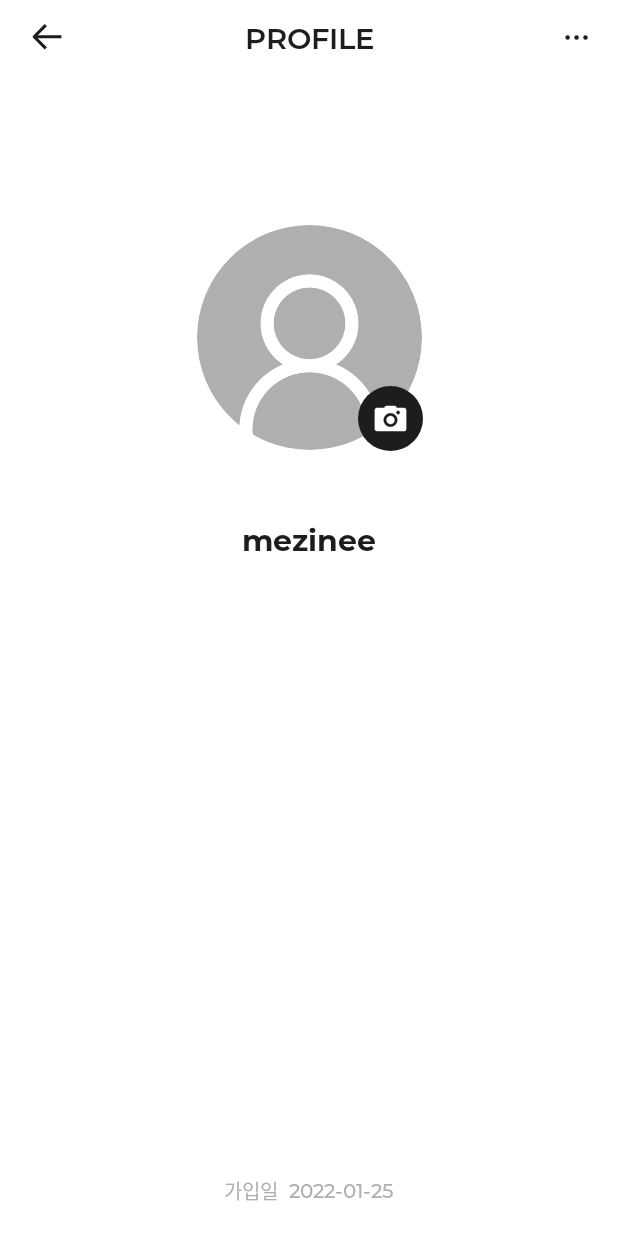
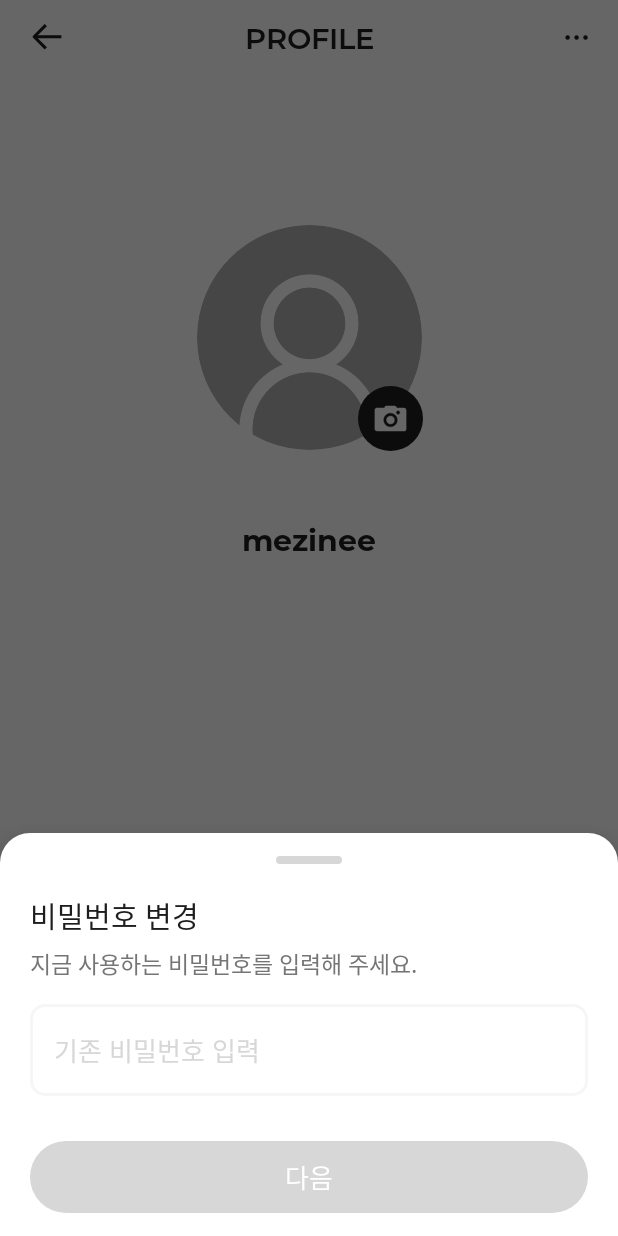
Before and after one commit to Forkie-Player/Forkie-Player-Android, an Android app: the fragment FragmentProfileMenuBottomSheet placed in its activity, after a tap on "비밀번호 변경", on a phone screen of 412 x 824 dp. Run offline under Robolectric (Android 15) with nearby library versions, the phone set to English and light mode, and no system bars.

Commit message:
[FEAT] Apply password change bottom sheet

```diff
--- /dev/null
+++ b/app/src/main/java/com/example/forkieplayer/profile/FragmentCurrentPasswordBottomSheet.kt
@@ -0,0 +1,64 @@
+package com.example.forkieplayer.profile
+
+import android.content.Context
+import android.os.Bundle
+import android.text.Editable
+import android.text.TextWatcher
+import android.view.LayoutInflater
+import android.view.View
+import android.view.ViewGroup
+import androidx.fragment.app.DialogFragment
+import com.example.forkieplayer.R
+import com.example.forkieplayer.databinding.FragmentCurrentPasswordBottomSheetBinding
+import com.google.android.material.bottomsheet.BottomSheetDialogFragment
+
+class FragmentCurrentPasswordBottomSheet : BottomSheetDialogFragment() {
+
+    lateinit var profileActivity: ProfileActivity
+
+    override fun onAttach(context: Context) {
+        super.onAttach(context)
+        profileActivity = context as ProfileActivity
+    }
+
+    override fun onCreateView(inflater: LayoutInflater, container: ViewGroup?, savedInstanceState: Bundle?): View? {
+        val binding = FragmentCurrentPasswordBottomSheetBinding.inflate(inflater, container, false)
+
+        // 처음에는 버튼 비활성화
+        binding.btnNext.isEnabled = false
+
+        binding.etPassword.addTextChangedListener(object : TextWatcher {
+            override fun beforeTextChanged(s: CharSequence, start: Int, count: Int, after: Int) {}
+
+            override fun onTextChanged(s: CharSequence, start: Int, before: Int, count: Int) {
+                // edittext에 내용 입력되면 버튼 활성화
+                val message = binding.etPassword.text.toString()
+                binding.btnNext.isEnabled = message.isNotEmpty()
+            }
+
+            override fun afterTextChanged(s: Editable) {}
+        })
+
+        binding.btnNext.setOnClickListener {
+            // TODO: 서버 연동 후 비밀번호 맞는지 확인하고 맞다면 아래 코드, 틀리면 메시지
+            FragmentChangePasswordBottomSheet.newInstance().show(
+                parentFragmentManager, FragmentChangePasswordBottomSheet.TAG
+            )
+            dismiss()
+        }
+
+        return binding.root
+    }
+
+    override fun onCreate(savedInstanceState: Bundle?) {
+        super.onCreate(savedInstanceState)
+        setStyle(DialogFragment.STYLE_NORMAL, R.style.CustomBottomSheetDialogTheme)
+    }
+
+    companion object {
+        const val TAG = "FragmentCurrentPasswordBottomSheet"
+        fun newInstance(): FragmentCurrentPasswordBottomSheet{
+            return FragmentCurrentPasswordBottomSheet()
+        }
+    }
+}
--- a/app/src/main/java/com/example/forkieplayer/profile/FragmentProfileMenuBottomSheet.kt
+++ b/app/src/main/java/com/example/forkieplayer/profile/FragmentProfileMenuBottomSheet.kt
@@ -23,9 +23,10 @@ class FragmentProfileMenuBottomSheet : BottomSheetDialogFragment() {
     override fun onCreateView(inflater: LayoutInflater, container: ViewGroup?, savedInstanceState: Bundle?): View? {
         val binding = FragmentProfileMenuBottomSheetBinding.inflate(inflater, container, false)
 
-        // TODO:password 클릭시 비밀번호 변경하는 fragment 뜨게 함
         binding.layoutPassword.setOnClickListener {
-            CustomToast.makeText(profileActivity, "비밀번호 변경 is clicked!")?.show()
+            FragmentCurrentPasswordBottomSheet.newInstance().show(
+                parentFragmentManager, FragmentCurrentPasswordBottomSheet.TAG
+            )
             dismiss()
         }
 
--- /dev/null
+++ b/app/src/main/res/drawable/ic_bottomsheet_bar.xml
@@ -0,0 +1,9 @@
+<vector xmlns:android="http://schemas.android.com/apk/res/android"
+    android:width="44dp"
+    android:height="5dp"
+    android:viewportWidth="44"
+    android:viewportHeight="5">
+  <path
+      android:pathData="M2.5,0L41.5,0A2.5,2.5 0,0 1,44 2.5L44,2.5A2.5,2.5 0,0 1,41.5 5L2.5,5A2.5,2.5 0,0 1,0 2.5L0,2.5A2.5,2.5 0,0 1,2.5 0z"
+      android:fillColor="#D7D7D7"/>
+</vector>
--- /dev/null
+++ b/app/src/main/res/layout/fragment_current_password_bottom_sheet.xml
@@ -0,0 +1,74 @@
+<?xml version="1.0" encoding="utf-8"?>
+
+<LinearLayout xmlns:android="http://schemas.android.com/apk/res/android"
+    xmlns:app="http://schemas.android.com/apk/res-auto"
+    android:layout_width="match_parent"
+    android:layout_height="match_parent"
+    android:orientation="vertical"
+    android:paddingHorizontal="20dp"
+    android:paddingVertical="15dp"
+    app:layout_behavior="com.google.android.material.bottomsheet.BottomSheetBehavior">
+
+    <ImageView
+        android:layout_width="wrap_content"
+        android:layout_height="wrap_content"
+        android:layout_gravity="center_horizontal"
+        android:src="@drawable/ic_bottomsheet_bar" />
+
+    <TextView
+        android:id="@+id/tv_title"
+        android:layout_width="wrap_content"
+        android:layout_height="wrap_content"
+        android:layout_marginTop="20dp"
+        android:fontFamily="@font/pretendard_semibold"
+        android:text="비밀번호 변경"
+        android:textColor="@color/forkie_b1"
+        android:textSize="19sp" />
+
+    <TextView
+        android:layout_width="wrap_content"
+        android:layout_height="wrap_content"
+        android:layout_marginTop="5dp"
+        android:fontFamily="@font/pretendard_regular"
+        android:text="지금 사용하는 비밀번호를 입력해 주세요."
+        android:textColor="@color/forkie_g4"
+        android:textSize="15sp" />
+
+    <com.google.android.material.textfield.TextInputLayout
+        android:id="@+id/text_input_layout"
+        style="@style/OutlineTextInputLayoutStyle"
+        android:layout_width="match_parent"
+        android:layout_height="wrap_content"
+        android:layout_marginTop="15dp"
+        android:theme="@style/OutlineTextInputLayoutStyle"
+        app:endIconDrawable="@drawable/ic_search_back"
+        app:endIconMode="clear_text"
+        app:endIconTint="@color/forkie_g3"
+        app:hintEnabled="false">
+
+        <com.google.android.material.textfield.TextInputEditText
+            android:id="@+id/et_password"
+            android:layout_width="match_parent"
+            android:layout_height="wrap_content"
+            android:inputType="textPassword"
+            android:fontFamily="@font/pretendard_regular"
+            android:hint="기존 비밀번호 입력"
+            android:imeOptions="actionDone"
+            android:singleLine="true"
+            android:textColorHint="@color/forkie_g2"
+            android:textCursorDrawable="@drawable/cursor"
+            android:textSize="17sp" />
+    </com.google.android.material.textfield.TextInputLayout>
+
+    <androidx.appcompat.widget.AppCompatButton
+        android:id="@+id/btn_next"
+        android:layout_width="match_parent"
+        android:layout_height="wrap_content"
+        android:layout_marginTop="30dp"
+        android:background="@drawable/solid_button_toggle"
+        android:fontFamily="@font/pretendard_semibold"
+        android:text="다음"
+        android:textColor="@color/forkie_white"
+        android:textSize="17sp" />
+
+</LinearLayout>
```
Also changed, not shown: app/src/main/java/com/example/forkieplayer/profile/FragmentChangePasswordBottomSheet.kt (added, +65 -0 lines), app/src/main/java/com/example/forkieplayer/profile/FragmentCheckPasswordBottomSheet.kt (added, +65 -0 lines), app/src/main/res/layout/fragment_change_password_bottom_sheet.xml (added, +74 -0 lines), app/src/main/res/layout/fragment_check_password_bottom_sheet.xml (added, +74 -0 lines), app/src/main/res/layout/fragment_playlist_edit_bottom_sheet.xml (+7 -0 lines), app/src/main/res/layout/fragment_profile_menu_bottom_sheet.xml (+7 -0 lines).
